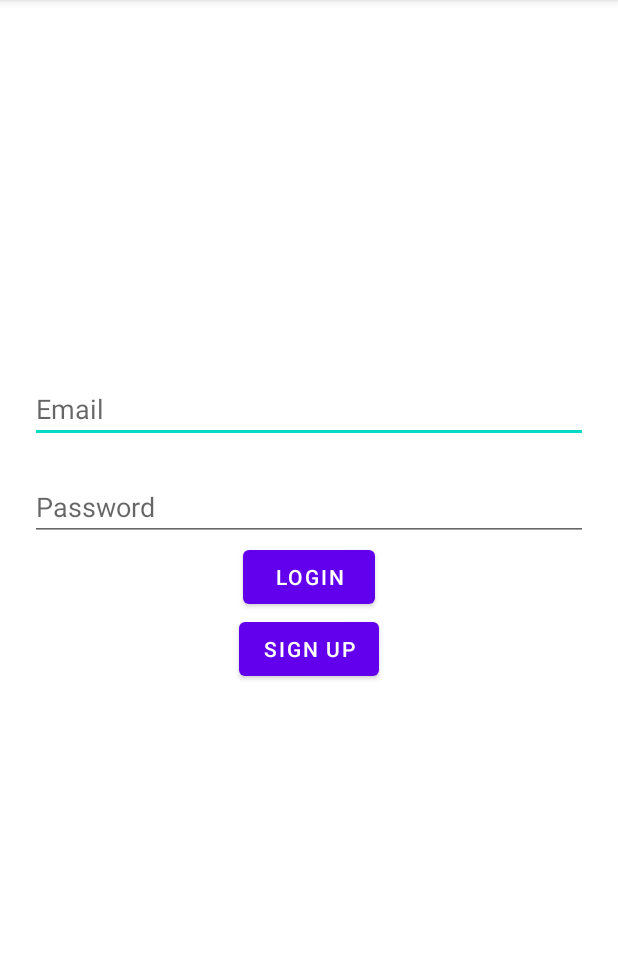
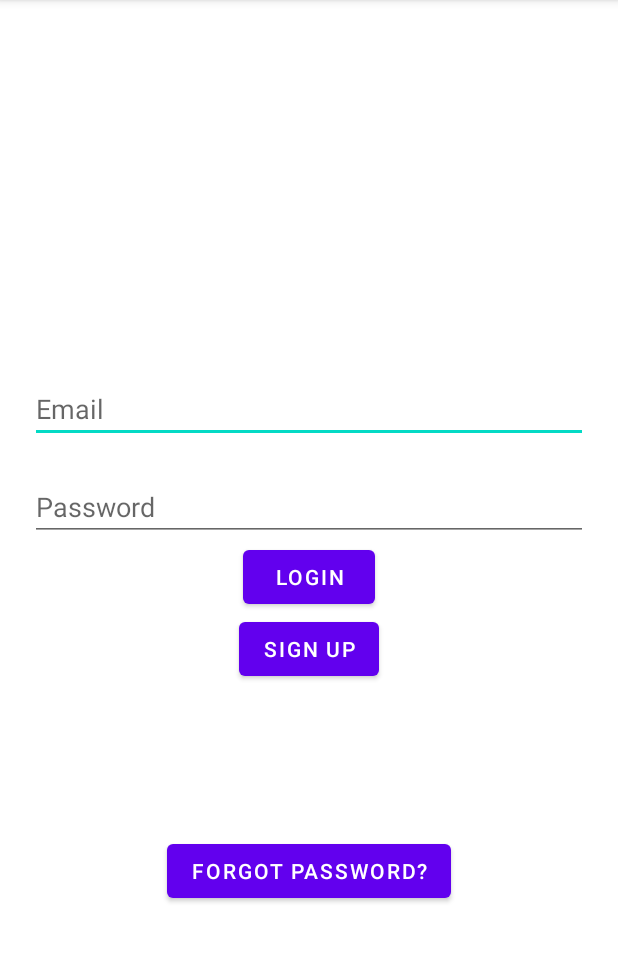
Before and after one commit to ColeGarboski/LFGG, an Android app: the screen it shows after launch (Login), on a phone screen of 412 x 824 dp, the part 84-1046 px from its top. Run offline under Robolectric (Android 15) with nearby library versions, the phone set to English and light mode, and no system bars; our stand-ins replace Firebase (no records; nobody signed in at launch, a user with empty details on screens opened directly).

Commit message:
Adds a forgot password screen, does not change password lol

```diff
--- a/app/src/main/java/com/example/lfgg/Login.kt
+++ b/app/src/main/java/com/example/lfgg/Login.kt
@@ -15,6 +15,7 @@ class Login : AppCompatActivity() {
     private lateinit var edtPassword: EditText
     private lateinit var btnLogin: Button
     private lateinit var btnSignUp: Button
+    private lateinit var btnForgotPassword: Button
     private lateinit var mAuth: FirebaseAuth
 
     override fun onCreate(savedInstanceState: Bundle?) {
@@ -27,6 +28,7 @@ class Login : AppCompatActivity() {
         edtPassword = findViewById(R.id.edt_password)
         btnLogin = findViewById(R.id.btnLogin)
         btnSignUp = findViewById(R.id.btnSignup)
+        btnForgotPassword = findViewById(R.id.btnForgotPassword)
 
         btnSignUp.setOnClickListener {
             val intent = Intent(this, SignUp::class.java)
@@ -37,7 +39,12 @@ class Login : AppCompatActivity() {
             val email = edtEmail.text.toString()
             val password = edtPassword.text.toString()
 
-            login(email, password);
+            login(email, password)
+        }
+
+        btnForgotPassword.setOnClickListener {
+            val intent = Intent(this, ForgotPassword::class.java)
+            startActivity(intent)
         }
 
 
@@ -50,10 +57,10 @@ class Login : AppCompatActivity() {
             .addOnCompleteListener(this) { task ->
                 if (task.isSuccessful) {
                     //Logging in user logic
-                    val intent = Intent(this@Login, MainActivity::class.java) // Switch to whatever screen you want to show up after initial login
+                    val intent = Intent(this, MainActivity::class.java) // Switch to whatever screen you want to show up after initial login
                     startActivity(intent)
                 } else {
-                    Toast.makeText(this@Login, "User or password is incorrect", Toast.LENGTH_SHORT).show()
+                    Toast.makeText(this, "Username or Password is incorrect", Toast.LENGTH_SHORT).show()
                 }
             }
     }
--- a/app/src/main/res/layout/activity_login.xml
+++ b/app/src/main/res/layout/activity_login.xml
@@ -45,5 +45,14 @@
         android:layout_centerHorizontal="true">
     </Button>
 
+    <Button
+        android:id="@+id/btnForgotPassword"
+        android:layout_width="wrap_content"
+        android:layout_height="wrap_content"
+        android:layout_below="@+id/btnSignup"
+        android:layout_marginTop="100dp"
+        android:text="Forgot Password?"
+        android:layout_centerHorizontal="true">
+    </Button>
 
 </RelativeLayout>
```
Also changed, not shown: app/src/main/AndroidManifest.xml (+14 -4 lines), app/src/main/java/com/example/lfgg/ForgotPassword.kt (added, +34 -0 lines), app/src/main/res/layout/activity_forgot_password.xml (added, +46 -0 lines).
